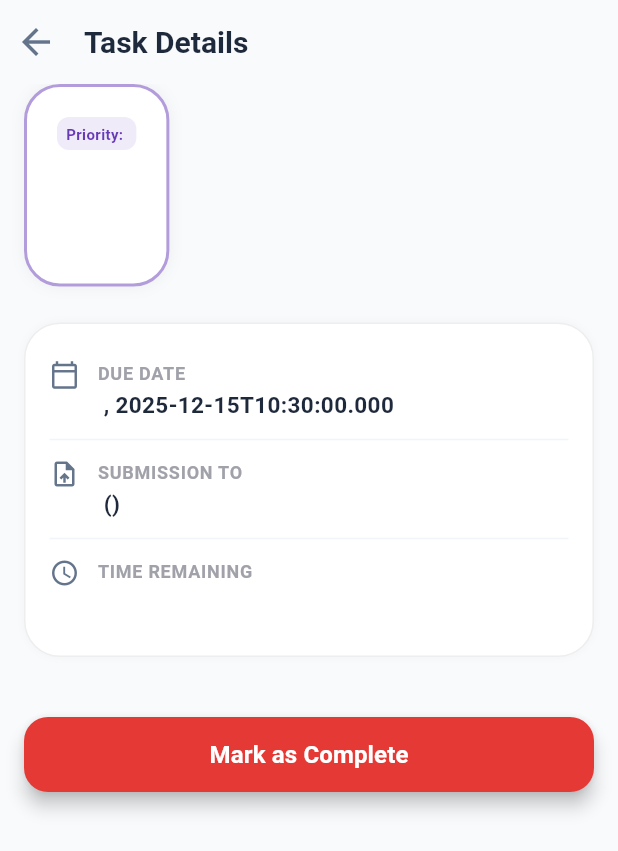
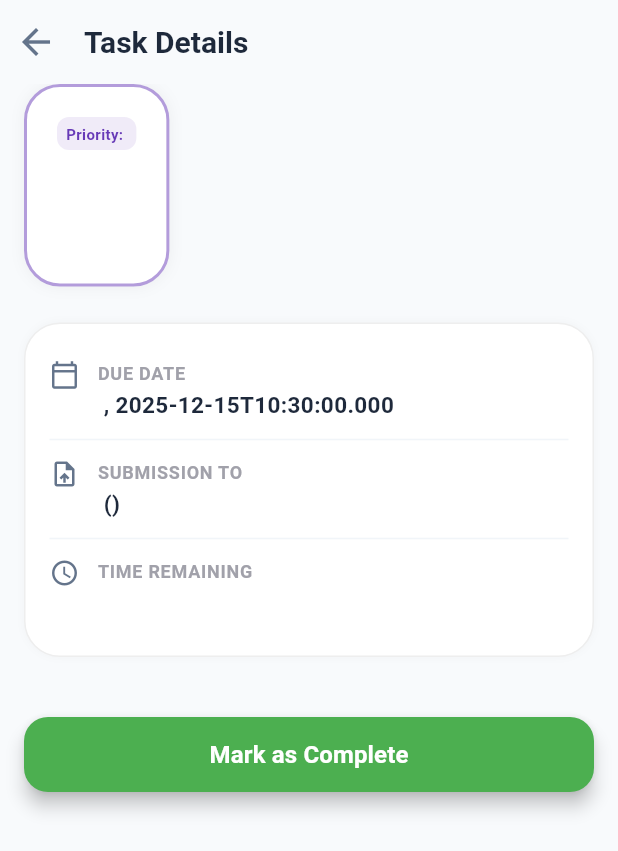
Before and after one commit to newbie-saimur/smart-employee-management-app-flutter, a Flutter app: the DueTaskDetailScreen screen opened directly with empty values, on a phone screen of 412 x 824 dp. Shown: the top 851 px of the screen. Run offline on Flutter 3.47's test engine with Material 3 defaults, Android fonts, the light colour scheme and no system bars; our stand-ins replace flutter_dotenv, flutter_svg, get, get_storage, local_auth, pdf and 2 more; accounts and stored records are empty; Roboto replaces fonts that are missing (Manrope).

Commit message:
Update readme

```diff
--- a/lib/views/HomeScreen/widgets/due_task_detail_screen.dart
+++ b/lib/views/HomeScreen/widgets/due_task_detail_screen.dart
@@ -210,7 +210,7 @@ class DueTaskDetailScreen extends StatelessWidget {
                   Get.to(NavBarView());
                 },
                 style: ElevatedButton.styleFrom(
-                  backgroundColor: _getPriorityColor("High"),
+                  backgroundColor: Colors.green,
                   foregroundColor: Colors.white,
                   shape: RoundedRectangleBorder(
                     borderRadius: BorderRadius.circular(16),
```
Also changed, not shown: screenshot_of_ui/due_task_details.png (added), 1 other file.
